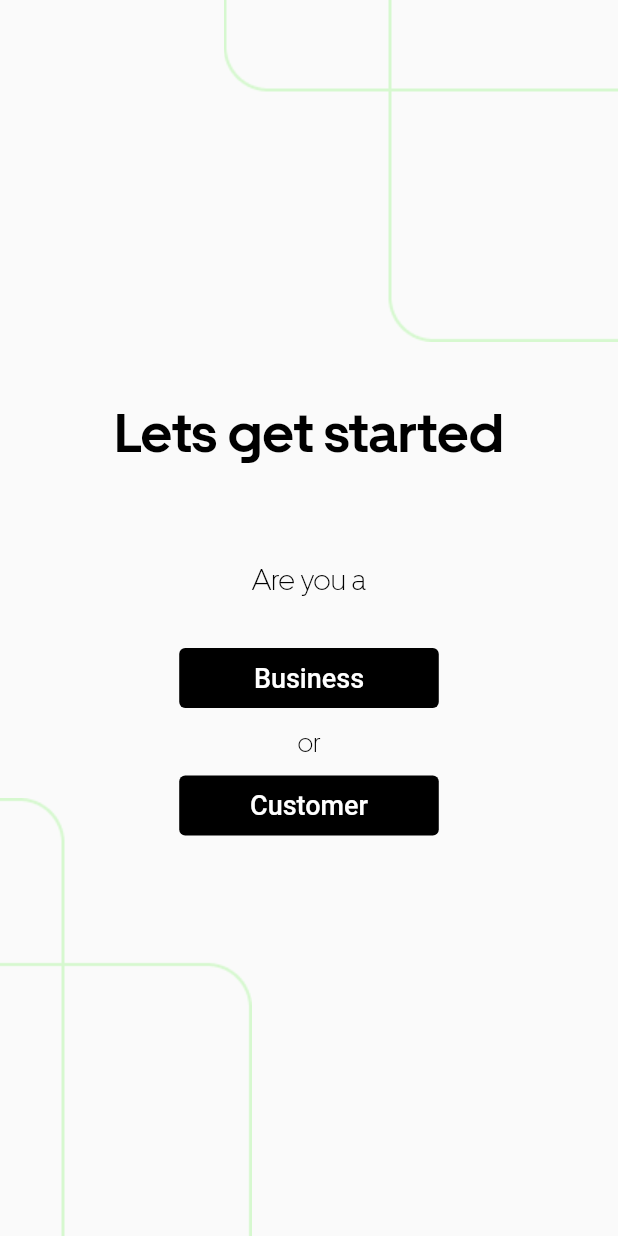
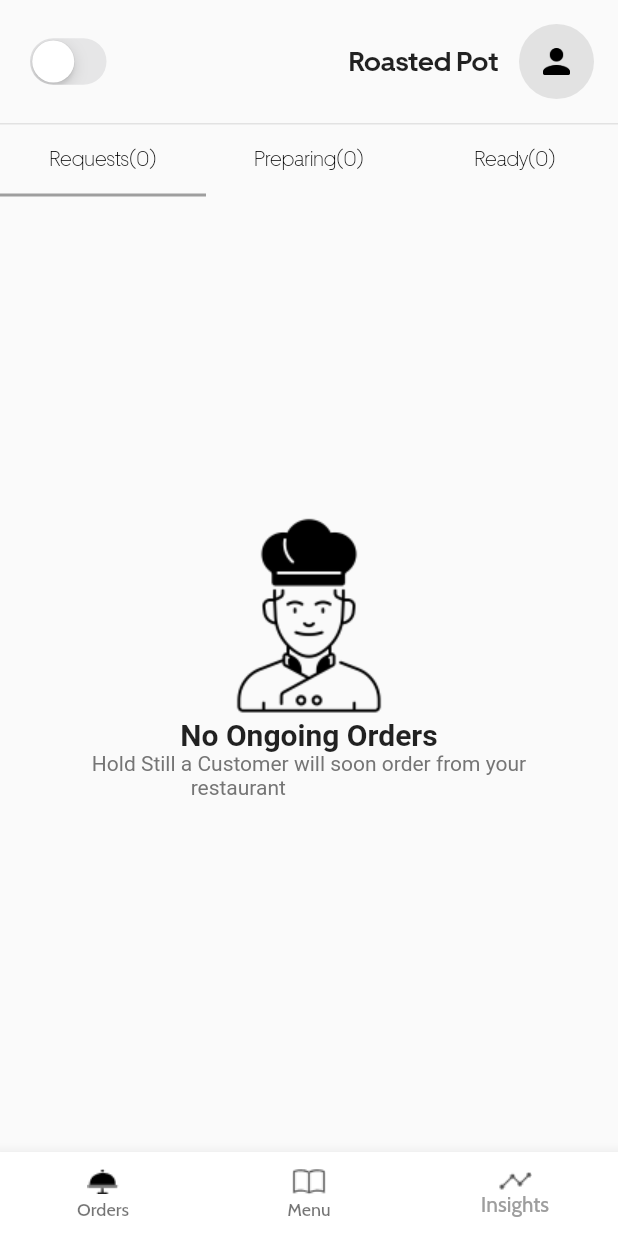
Before and after one commit to Hareesh-Nandigrama/catalogue, a Flutter app: the screen it shows after launch, on a phone screen of 412 x 824 dp. Run offline on Flutter 3.47's test engine with Material 2 defaults, Android fonts, the light colour scheme and no system bars; our stand-ins replace carousel_slider, dotted_border, firebase_auth, firebase_core, google_fonts, image_picker and 2 more; accounts and stored records are empty.

Commit message:
admin order status

```diff
--- a/lib/main.dart
+++ b/lib/main.dart
@@ -1,7 +1,6 @@
 
+import 'package:catalogue/screens/admin/admin_order_status_page.dart';
 import 'package:catalogue/screens/login/first_screen.dart';
-import 'package:catalogue/screens/login/otp_screen.dart';
-import 'package:catalogue/widgets/admin/customer_food_card.dart';
 import 'package:firebase_core/firebase_core.dart';
 import 'package:flutter/material.dart';
 
@@ -25,7 +24,7 @@ class MyApp extends StatelessWidget {
         primarySwatch: Colors.grey,
         fontFamily: 'UberMove',
       ),
-      home: const FirstScreen(),
+      home: const AdminOrderStatus(),
     );
   }
 }
--- /dev/null
+++ b/lib/screens/admin/admin_order_status_page.dart
@@ -0,0 +1,140 @@
+import 'package:flutter/cupertino.dart';
+import 'package:flutter/material.dart';
+import 'package:google_fonts/google_fonts.dart';
+void main(){
+  runApp(const AdminOrderStatus());
+}
+class AdminOrderStatus extends StatefulWidget {
+  const AdminOrderStatus({super.key});
+
+  @override
+  State<AdminOrderStatus> createState() => _AdminOrderStatusState();
+}
+
+class _AdminOrderStatusState extends State<AdminOrderStatus> with TickerProviderStateMixin  {
+  bool _switchState = false;
+  @override
+  Widget build(BuildContext context) {
+    TabController tabController=TabController(length: 3, vsync:this );
+    return Scaffold(
+      resizeToAvoidBottomInset: false,
+      body: SafeArea(
+        child: Center(
+          child: Column(
+            mainAxisAlignment: MainAxisAlignment.center,
+            children: [
+              Container(
+                padding:
+                const EdgeInsets.symmetric(horizontal: 16, vertical: 16),
+                decoration: const BoxDecoration(
+                  border: Border(
+                    bottom: BorderSide(
+                        color: Color.fromRGBO(226, 226, 226, 1), width: 1),
+                  ),
+                ),
+                child: Row(
+                  mainAxisAlignment: MainAxisAlignment.spaceBetween,
+                  children: [
+                    CupertinoSwitch(
+                      activeColor: Colors.green,
+                      value: _switchState,
+                      onChanged: (value) {
+                        setState(() {
+                          _switchState = !_switchState;
+                        });
+                      },
+                    ),
+                    Row(
+                      children:  [
+                        const Text('Roasted Pot',
+                          style: TextStyle(fontWeight: FontWeight.w800,fontSize: 18),
+                        ),
+                        const SizedBox(
+                          width: 14,
+                        ),
+                        CircleAvatar(
+                          radius: 25,
+                          backgroundColor: const Color.fromRGBO(226, 226, 226, 1),
+                          child: Image.asset(
+                            'assets/profile.png',
+                            height: 18,
+                            width: 18,
+                          ),
+                          // backgroundImage: AssetImage('assets/profile.png'),
+                        )
+                      ],
+                    ),
+                  ],
+                ),
+              ),
+              TabBar(
+                controller: tabController,
+                tabs: const <Widget>[
+                  Tab(
+                      child: Text('Requests(0)',
+                        style: TextStyle(
+                            color: Colors.black,
+                            fontSize: 14,
+                            fontWeight: FontWeight.w500
+                        ),
+                      )
+                  ),
+                  Tab(
+                      child: Text('Preparing(0)',
+                        style: TextStyle(
+                            color: Colors.black,
+                            fontSize: 14,
+                            fontWeight: FontWeight.w500
+                        ),
+                      )
+                  ),
+                  Tab(
+                      child: Text('Ready(0)',
+                        style: TextStyle(
+                            color: Colors.black,
+                            fontSize: 14,
+                            fontWeight: FontWeight.w500
+                        ),)
+                  ),
+                ],
+
+              ),
+              const Spacer(),
+              Image.asset(
+                'assets/baker.png',
+                height: 136,
+                width: 136,
+              ),
+              Text('No Ongoing Orders',style: GoogleFonts.abyssinicaSil(fontSize: 20,fontWeight: FontWeight.w600),),
+              Text(
+                'Hold Still a Customer will soon order from your\n                   restaurant',
+                style: GoogleFonts.abyssinicaSil(fontSize: 14,color: const Color.fromRGBO(117, 117, 117, 1)),
+              ),
+              const SizedBox(height: 24,),
+              const Spacer(),
+            ],
+          ),
+        ),
+      ),
+      bottomNavigationBar: BottomNavigationBar(
+        backgroundColor: Colors.white,
+        currentIndex: 2,
+        unselectedLabelStyle: GoogleFonts.cabin(
+          fontWeight: FontWeight.w500,
+          color: const Color.fromRGBO(84, 84, 84, 1),
+        ),
+        selectedLabelStyle: GoogleFonts.cabin(
+          fontWeight: FontWeight.w500,
+          color: Colors.black,
+        ),
+        items:  [
+          BottomNavigationBarItem(icon: Image.asset('assets/Food.png'), label: 'Orders'),
+          BottomNavigationBarItem(
+              icon: Image.asset('assets/Stationary.png'), label: 'Menu'),
+          BottomNavigationBarItem(
+              icon: Image.asset('assets/Others.png'), label: 'Insights'),
+        ],
+      ),
+    );
+  }
+}
--- a/lib/screens/admin/admin_splash.dart
+++ b/lib/screens/admin/admin_splash.dart
@@ -1,6 +1,5 @@
 import 'package:catalogue/widgets/admin/admin_card.dart';
 import 'package:flutter/material.dart';
-
 import 'package:google_fonts/google_fonts.dart';
 import '../login/template.dart';
 import 'package:flutter/cupertino.dart';
--- a/pubspec.yaml
+++ b/pubspec.yaml
@@ -86,6 +86,7 @@ flutter:
     - assets/Stationary.png
     - assets/Non-Veg.png
     - assets/Veg.png
+    - assets/baker.png
 
   # An image asset can refer to one or more resolution-specific "variants", see
   # https://flutter.dev/assets-and-images/#resolution-aware
```
Also changed, not shown: assets/baker.png (added), 1 other file.
